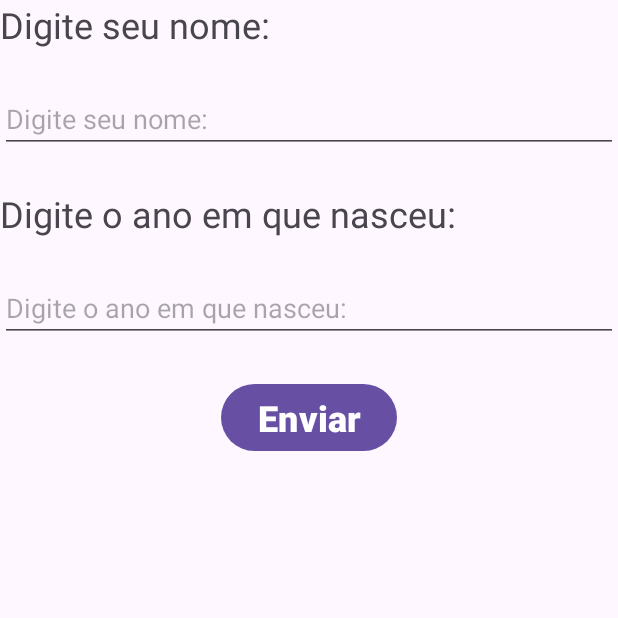
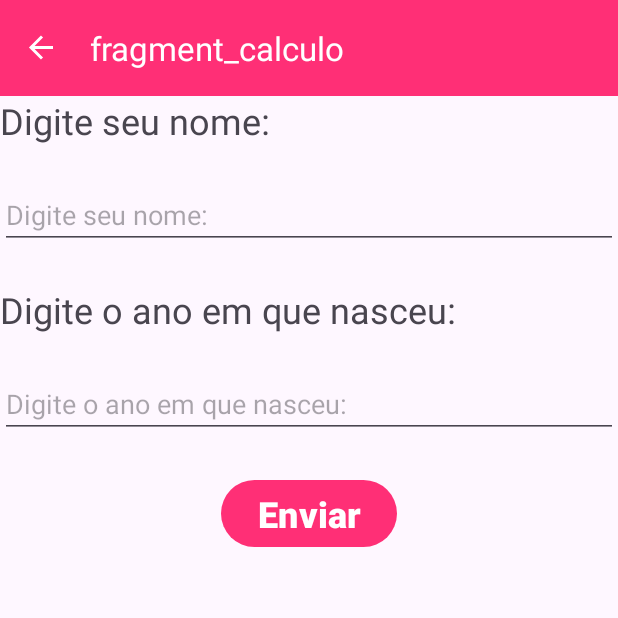
Before and after one commit to Trsimas/FirsApp, an Android app: the screen it shows after launch (MainActivity), after a tap on "Calcular idade", on a phone screen of 412 x 824 dp, the top half of it. Run offline under Robolectric (Android 15) with nearby library versions, the light colour scheme and no system bars; our stand-ins replace navigation-ui.

Commit message:
criar um CRUD de pessoas criar um BD configurar a toolbar

```diff
--- a/app/src/main/java/com/marianesimao/firtproject/view/CalculoFragment.kt
+++ /dev/null
@@ -1,40 +0,0 @@
-package com.marianesimao.firtproject.view
-
-import android.os.Bundle
-import androidx.fragment.app.Fragment
-import android.view.LayoutInflater
-import android.view.View
-import android.view.ViewGroup
-import com.marianesimao.firtproject.R
-import com.marianesimao.firtproject.databinding.ActivityMainBinding
-import com.marianesimao.firtproject.databinding.FragmentCalculoBinding
-import java.time.LocalDateTime
-
-class CalculoFragment : Fragment() {
-
-    private  var _binding: FragmentCalculoBinding? = null
-    private  val binding: FragmentCalculoBinding get() = _binding!!
-    override fun onCreateView(
-        inflater: LayoutInflater, container: ViewGroup?,
-        savedInstanceState: Bundle?
-    ): View? {
-        _binding = FragmentCalculoBinding.inflate(inflater, container, false)
-        return binding.root
-    }
-
-    override fun onViewCreated(view: View, savedInstanceState: Bundle?) {
-        super.onViewCreated(view, savedInstanceState)
-
-        binding.btnenviar.setOnClickListener {
-            val nome = binding.edtNome.editableText.toString()
-            binding.TVnome.text = "nome: $nome"
-
-
-            val anoNascimento = binding.edtanoNascimento.editableText.toString()
-            val anoAtual = LocalDateTime.now().year
-            val idade = anoAtual - anoNascimento.toInt()
-
-            binding.tvIdade.text = "idade: $idade"
-        }
-    }
-}
--- a/app/src/main/java/com/marianesimao/firtproject/view/HomeFragment.kt
+++ b/app/src/main/java/com/marianesimao/firtproject/view/HomeFragment.kt
@@ -24,10 +24,10 @@ class HomeFragment : Fragment() {
 
     override fun onViewCreated(view: View, savedInstanceState: Bundle?) {
         super.onViewCreated(view, savedInstanceState)
-        binding.BtnCalculo.setOnClickListener {
+        binding.btnCalculo.setOnClickListener {
             findNavController().navigate(R.id.calculoFragment)
         }
-        binding.BtnVerifica.setOnClickListener {
+        binding.btnVerifica.setOnClickListener {
             findNavController().navigate(R.id.verificaFragment)
         }
     }
--- a/app/src/main/java/com/marianesimao/firtproject/view/MainActivity.kt
+++ b/app/src/main/java/com/marianesimao/firtproject/view/MainActivity.kt
@@ -2,16 +2,27 @@ package com.marianesimao.firtproject.view
 
 import androidx.appcompat.app.AppCompatActivity
 import android.os.Bundle
+import androidx.navigation.NavController
+import androidx.navigation.fragment.NavHostFragment
+import androidx.navigation.ui.AppBarConfiguration
+import androidx.navigation.ui.setupWithNavController
 import com.marianesimao.firtproject.databinding.ActivityMainBinding
 import java.time.LocalDateTime
 
 class MainActivity : AppCompatActivity() {
+    private lateinit var appBarConfiguration: AppBarConfiguration
+    private lateinit var navController: NavController
     private  var _binding: ActivityMainBinding? = null
     private  val binding: ActivityMainBinding get() = _binding!!
     override fun onCreate(savedInstanceState: Bundle?) {
         super.onCreate(savedInstanceState)
         _binding = ActivityMainBinding.inflate(layoutInflater)
         setContentView(binding.root)
+
+        val navHostFragment = supportFragmentManager.findFragmentById(binding.fragmentContainerView.id) as NavHostFragment
+        navController = navHostFragment.navController
+        appBarConfiguration = AppBarConfiguration(navController.graph)
+        binding.toolbar.setupWithNavController(navController, appBarConfiguration)
 
 //        binding.btnEnviar.setOnClickListener {
 //            var email = binding.edtEmail.editableText.toString()
--- /dev/null
+++ b/app/src/main/java/com/marianesimao/firtproject/view/PessoaFragment.kt
@@ -0,0 +1,54 @@
+package com.marianesimao.firtproject.view
+
+import android.os.Bundle
+import androidx.fragment.app.Fragment
+import android.view.LayoutInflater
+import android.view.View
+import android.view.ViewGroup
+import android.widget.Toast
+import androidx.fragment.app.viewModels
+import com.marianesimao.firtproject.databinding.FragmentCalculoBinding
+import com.marianesimao.firtproject.service.model.Pessoa
+import com.marianesimao.firtproject.viewmodel.PessoaViewModel
+import java.time.LocalDateTime
+
+class PessoaFragment : Fragment() {
+    private val viewModel: PessoaViewModel by viewModels()
+
+    private  var _binding: FragmentCalculoBinding? = null
+    private  val binding: FragmentCalculoBinding get() = _binding!!
+    override fun onCreateView(
+        inflater: LayoutInflater, container: ViewGroup?,
+        savedInstanceState: Bundle?
+    ): View? {
+        _binding = FragmentCalculoBinding.inflate(inflater, container, false)
+        return binding.root
+    }
+
+    override fun onViewCreated(view: View, savedInstanceState: Bundle?) {
+        super.onViewCreated(view, savedInstanceState)
+
+        binding.btnenviar.setOnClickListener {
+            val nome = binding.edtNome.editableText.toString()
+            val anoNascimento = binding.edtanoNascimento.editableText.toString()
+            if (nome != ""&& anoNascimento != ""){
+
+                binding.TVnome.text = "nome: $nome"
+                val anoAtual = LocalDateTime.now().year
+                val idade = anoAtual - anoNascimento.toInt()
+                binding.tvIdade.text = "idade: $idade"
+
+                val pessoa = Pessoa(
+                    nome = nome,
+                    idade = idade
+                )
+
+                viewModel.incert(pessoa)
+                binding.edtNome.editableText.clear()
+                binding.edtanoNascimento.editableText.clear()
+            } else {
+                Toast.makeText(requireContext(), "Digite os dados", Toast.LENGTH_LONG).show()
+            }
+        }
+    }
+}
--- a/app/src/main/res/layout/activity_main.xml
+++ b/app/src/main/res/layout/activity_main.xml
@@ -6,12 +6,23 @@
     android:layout_height="match_parent"
     tools:context=".view.MainActivity">
 
+    <com.google.android.material.appbar.MaterialToolbar
+        android:id="@+id/toolbar"
+        android:layout_width="match_parent"
+        android:layout_height="wrap_content"
+        android:background="?attr/colorPrimary"
+        android:minHeight="?attr/actionBarSize"
+        android:theme="@style/Theme.FirtProject.AppBarOverlay"
+        app:layout_constraintTop_toTopOf="parent" />
+
     <androidx.fragment.app.FragmentContainerView
         android:id="@+id/fragmentContainerView"
         android:name="androidx.navigation.fragment.NavHostFragment"
         android:layout_width="match_parent"
-        android:layout_height="match_parent"
-        app:defaultNavHost = "true"
-        app:navGraph = "@navigation/mobile_navigation"/>
+        android:layout_height="0dp"
+        app:defaultNavHost="true"
+        app:navGraph="@navigation/mobile_navigation"
+        app:layout_constraintTop_toBottomOf="@+id/toolbar"
+        app:layout_constraintBottom_toBottomOf="parent"/>
 
 </androidx.constraintlayout.widget.ConstraintLayout>
--- a/app/src/main/res/layout/fragment_calculo.xml
+++ b/app/src/main/res/layout/fragment_calculo.xml
@@ -3,7 +3,7 @@
     xmlns:tools="http://schemas.android.com/tools"
     android:layout_width="match_parent"
     android:layout_height="match_parent"
-    tools:context=".view.CalculoFragment"
+    tools:context=".view.PessoaFragment"
     android:orientation="vertical">
 
     <TextView
--- a/app/src/main/res/layout/fragment_home.xml
+++ b/app/src/main/res/layout/fragment_home.xml
@@ -7,13 +7,13 @@
     android:orientation="vertical">
 
     <Button
-        android:id="@+id/BtnCalculo"
+        android:id="@+id/btnCalculo"
         android:layout_width="match_parent"
         android:layout_height="wrap_content"
         android:text="Calcular idade"/>
 
     <Button
-        android:id="@+id/BtnVerifica"
+        android:id="@+id/btnVerifica"
         android:layout_width="match_parent"
         android:layout_height="wrap_content"
         android:text="Verificar telefone e email"/>
--- a/app/src/main/res/navigation/mobile_navigation.xml
+++ b/app/src/main/res/navigation/mobile_navigation.xml
@@ -7,7 +7,7 @@
 
     <fragment
         android:id="@+id/calculoFragment"
-        android:name="com.marianesimao.firtproject.view.CalculoFragment"
+        android:name="com.marianesimao.firtproject.view.PessoaFragment"
         android:label="fragment_calculo"
         tools:layout="@layout/fragment_calculo" />
     <fragment
--- a/app/src/main/res/values/themes.xml
+++ b/app/src/main/res/values/themes.xml
@@ -2,7 +2,12 @@
     <!-- Base application theme. -->
     <style name="Base.Theme.FirtProject" parent="Theme.Material3.DayNight.NoActionBar">
         <!-- Customize your light theme here. -->
-        <!-- <item name="colorPrimary">@color/my_light_primary</item> -->
+         <item name="colorPrimary">#FF2F76</item>
+        <item name="colorOnPrimary">@color/white</item>
+    </style>
+
+    <style name="Theme.FirtProject.AppBarOverlay" parent="ThemeOverlay.AppCompat.Dark.ActionBar">
+        <item name="colorControlNormal">@color/white</item>
     </style>
 
     <style name="Theme.FirtProject" parent="Base.Theme.FirtProject" />
```
Also changed, not shown: app/build.gradle.kts (+16 -0 lines), app/src/main/java/com/marianesimao/firtproject/service/model/Pessoa.kt (added, +12 -0 lines), app/src/main/java/com/marianesimao/firtproject/service/repository/PessoaRepository.kt (added, +29 -0 lines), app/src/main/java/com/marianesimao/firtproject/service/repository/local/FirstAppDataBase.kt (added, +31 -0 lines), app/src/main/java/com/marianesimao/firtproject/service/repository/local/PessoaDAO.kt (added, +28 -0 lines), app/src/main/java/com/marianesimao/firtproject/viewmodel/PessoaViewModel.kt (added, +34 -0 lines).
